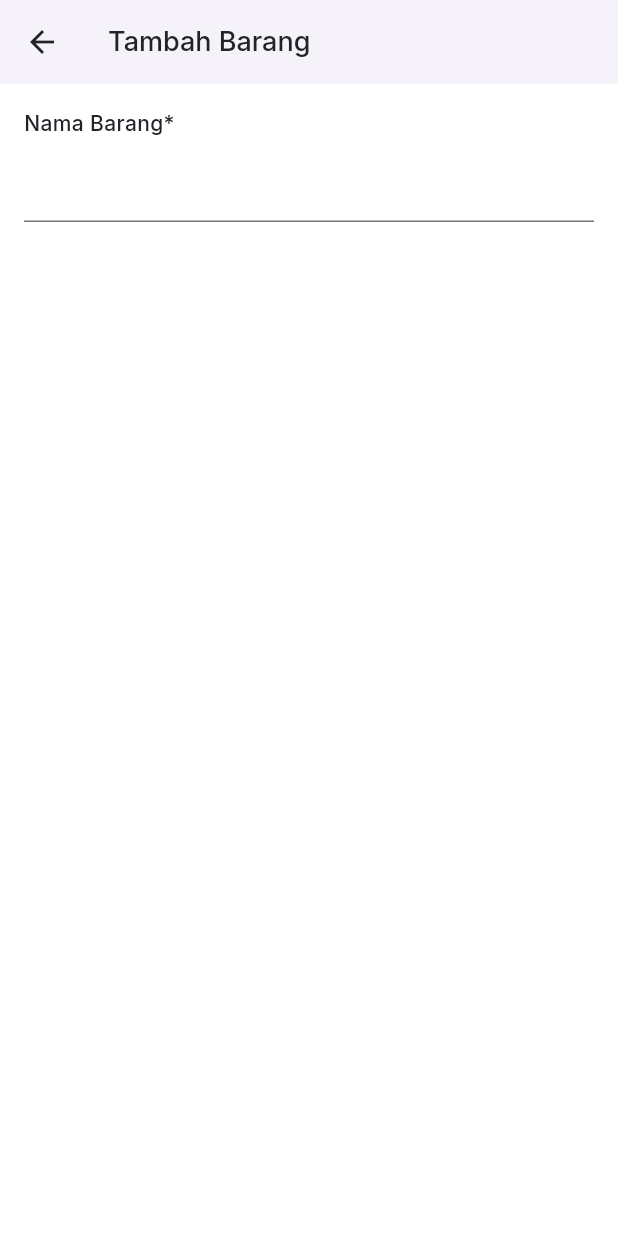
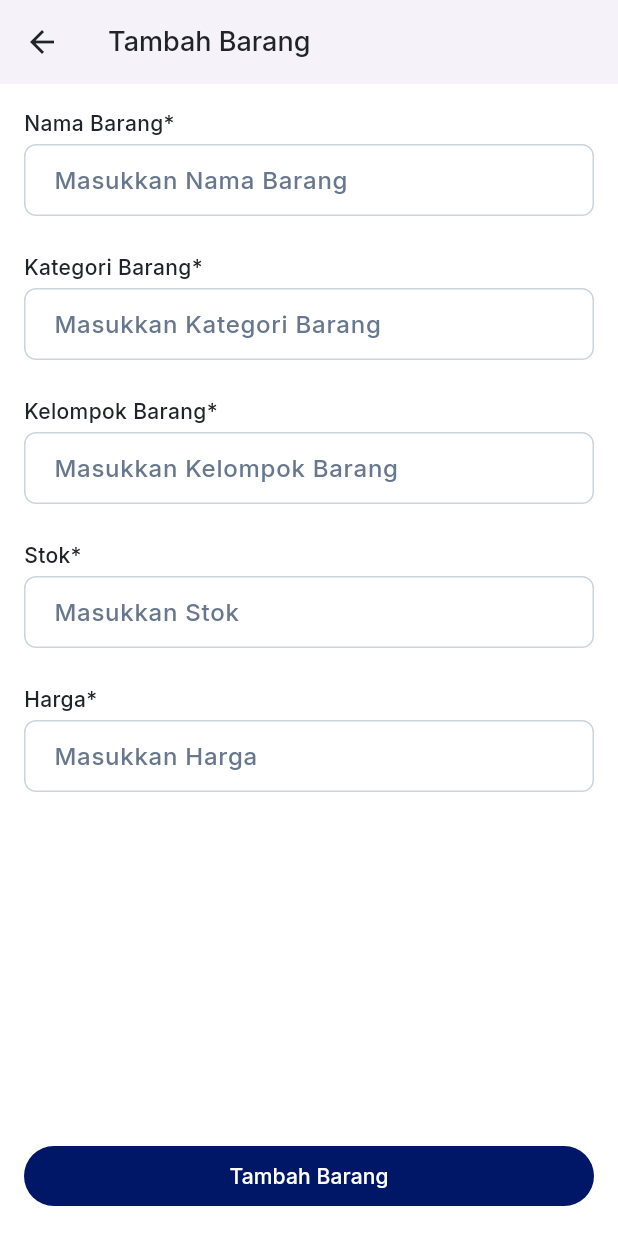
Before and after one commit to HarunNurahman/inventory_test, a Flutter app: the screen it shows after launch, after a tap on "Barang", on a phone screen of 412 x 824 dp. Run offline on Flutter 3.47's test engine with Material 3 defaults, Android fonts, the phone set to English and light mode, and no system bars; our stand-ins replace google_fonts.

Commit message:
Style: Slicing UI edit, search, bottomsheet page

```diff
--- a/lib/main.dart
+++ b/lib/main.dart
@@ -1,6 +1,8 @@
 import 'package:flutter/material.dart';
-import 'package:inventory_test/pages/add-item_page.dart';
-import 'package:inventory_test/pages/home_page.dart';
+import 'package:inventory_test/screen/pages/add-item_page.dart';
+import 'package:inventory_test/screen/pages/edit-item_page.dart';
+import 'package:inventory_test/screen/pages/home_page.dart';
+import 'package:inventory_test/screen/pages/search_page.dart';
 import 'package:inventory_test/shared/styles.dart';
 
 void main() {
@@ -31,6 +33,8 @@
       routes: {
         '/': (context) => const HomePage(),
         '/add-item': (context) => const AddItemPage(),
+        '/edit-item': (context) => const EditItemPage(),
+        '/search': (context) => const SearchPage(),
       },
     );
   }
--- a/lib/pages/add-item_page.dart
+++ /dev/null
@@ -1,38 +0,0 @@
-import 'package:flutter/material.dart';
-import 'package:inventory_test/shared/styles.dart';
-
-class AddItemPage extends StatelessWidget {
-  const AddItemPage({super.key});
-
-  @override
-  Widget build(BuildContext context) {
-    return Scaffold(
-      appBar: AppBar(
-        title: const Text('Tambah Barang'),
-        centerTitle: false,
-      ),
-      body: ListView(
-        padding: const EdgeInsets.all(16),
-        children: [
-          Column(
-            crossAxisAlignment: CrossAxisAlignment.start,
-            children: [
-              Text(
-                'Nama Barang*',
-                style: blackTextStyle.copyWith(
-                  fontWeight: medium,
-                ),
-              ),
-              const SizedBox(height: 8),
-              TextFormField(
-                controller: null,
-                keyboardType: TextInputType.text,
-                style: blackTextStyle.copyWith(fontWeight: medium),
-              ),
-            ],
-          )
-        ],
-      ),
-    );
-  }
-}
--- /dev/null
+++ b/lib/screen/pages/add-item_page.dart
@@ -0,0 +1,53 @@
+import 'package:flutter/material.dart';
+import 'package:inventory_test/screen/widgets/custom_textform.dart';
+import 'package:inventory_test/shared/styles.dart';
+
+class AddItemPage extends StatelessWidget {
+  const AddItemPage({super.key});
+
+  @override
+  Widget build(BuildContext context) {
+    return Scaffold(
+      appBar: AppBar(title: const Text('Tambah Barang'), centerTitle: false),
+      bottomNavigationBar: Padding(
+        padding: const EdgeInsets.only(left: 16, right: 16, bottom: 16),
+        child: ElevatedButton(
+          onPressed: () {},
+          style: ElevatedButton.styleFrom(
+            elevation: 0,
+            backgroundColor: navyColor,
+          ),
+          child: Text(
+            'Tambah Barang',
+            style: whiteTextStyle.copyWith(fontWeight: medium),
+          ),
+        ),
+      ),
+      body: ListView(
+        padding: const EdgeInsets.all(16),
+        children: const [
+          CustomTextForm(
+            labelText: 'Nama Barang',
+            hintText: 'Masukkan Nama Barang',
+          ),
+          CustomTextForm(
+            labelText: 'Kategori Barang',
+            hintText: 'Masukkan Kategori Barang',
+          ),
+          CustomTextForm(
+            labelText: 'Kelompok Barang',
+            hintText: 'Masukkan Kelompok Barang',
+          ),
+          CustomTextForm(
+            labelText: 'Stok',
+            hintText: 'Masukkan Stok',
+          ),
+          CustomTextForm(
+            labelText: 'Harga',
+            hintText: 'Masukkan Harga',
+          ),
+        ],
+      ),
+    );
+  }
+}
--- /dev/null
+++ b/lib/screen/pages/home_page.dart
@@ -0,0 +1,265 @@
+import 'package:flutter/material.dart';
+import 'package:inventory_test/screen/widgets/custom_button.dart';
+import 'package:inventory_test/shared/styles.dart';
+
+class HomePage extends StatefulWidget {
+  const HomePage({super.key});
+
+  @override
+  State<HomePage> createState() => _HomePageState();
+}
+
+class _HomePageState extends State<HomePage> {
+  @override
+  Widget build(BuildContext context) {
+    return Scaffold(
+      floatingActionButton: addItemButton(
+        onPressed: () => Navigator.pushNamed(context, '/add-item'),
+      ),
+      appBar: appBar(),
+      body: Padding(
+        padding: const EdgeInsets.symmetric(horizontal: 16),
+        child: Column(
+          children: [
+            // Heading
+            heading(),
+            // List content
+            contentList(),
+          ],
+        ),
+      ),
+    );
+  }
+
+  AppBar appBar() {
+    return AppBar(
+      // Back button
+      leading: IconButton(
+        onPressed: () {},
+        icon: Icon(Icons.arrow_back, color: blackColor),
+      ),
+      // Search button
+      actions: [
+        IconButton(
+          onPressed: () => Navigator.pushNamed(context, '/search'),
+          icon: Image.asset('assets/icons/ic_search.png', width: 24),
+        ),
+      ],
+      title: Text(
+        'List Stok Barang',
+        style: blackTextStyle.copyWith(),
+      ),
+    );
+  }
+
+  Widget heading() {
+    return Container(
+      margin: const EdgeInsets.only(top: 24, bottom: 24),
+      child: Row(
+        mainAxisAlignment: MainAxisAlignment.spaceBetween,
+        children: [
+          // Total items
+          Text(
+            '629 Data Ditampilkan',
+            style: grayTextStyle.copyWith(fontSize: 12),
+          ),
+          // Edit button
+          GestureDetector(
+            onTap: () => Navigator.pushNamed(context, '/edit-item'),
+            child: Text(
+              'Edit Data',
+              style: blueTextStyle.copyWith(
+                fontSize: 12,
+                fontWeight: medium,
+              ),
+            ),
+          )
+        ],
+      ),
+    );
+  }
+
+  Widget contentList() {
+    return Expanded(
+      child: ListView.separated(
+        itemCount: 5,
+        itemBuilder: (context, index) {
+          return GestureDetector(
+            // Bottom sheet when click on item
+            onTap: () {
+              showBottomSheet();
+            },
+            child: Row(
+              children: [
+                // Item Information
+                Expanded(
+                  child: Padding(
+                    padding: const EdgeInsets.symmetric(vertical: 16),
+                    child: Column(
+                      crossAxisAlignment: CrossAxisAlignment.start,
+                      children: [
+                        Text(
+                          '[Nama Barang]',
+                          style: blackTextStyle.copyWith(
+                            fontWeight: medium,
+                          ),
+                          maxLines: 1,
+                          overflow: TextOverflow.ellipsis,
+                        ),
+                        const SizedBox(height: 4),
+                        Text(
+                          '[Stok]',
+                          style: grayTextStyle.copyWith(fontSize: 12),
+                        ),
+                      ],
+                    ),
+                  ),
+                ),
+                Text(
+                  '[Harga]',
+                  style: blackTextStyle.copyWith(
+                    fontWeight: medium,
+                  ),
+                ),
+              ],
+            ),
+          );
+        },
+        separatorBuilder: (context, index) => Divider(color: grayColor),
+      ),
+    );
+  }
+
+  Widget addItemButton({VoidCallback? onPressed}) {
+    return ElevatedButton(
+      onPressed: onPressed,
+      style: ElevatedButton.styleFrom(
+        maximumSize: const Size(120, 50),
+        padding: const EdgeInsets.all(8),
+        backgroundColor: navyColor,
+        shape: RoundedRectangleBorder(
+          borderRadius: BorderRadius.circular(50),
+        ),
+      ),
+      child: Row(
+        children: [
+          Icon(Icons.add, size: 32, color: whiteColor),
+          const SizedBox(width: 4),
+          Text(
+            'Barang',
+            style: whiteTextStyle.copyWith(
+              fontSize: 16,
+              fontWeight: medium,
+            ),
+          )
+        ],
+      ),
+    );
+  }
+
+  Widget itemList(String name, String value) {
+    return Row(
+      mainAxisAlignment: MainAxisAlignment.spaceBetween,
+      children: [
+        Text(
+          name,
+          style: grayTextStyle,
+        ),
+        Text(
+          value,
+          style: blackTextStyle.copyWith(
+            fontWeight: semiBold,
+          ),
+        )
+      ],
+    );
+  }
+
+  Future<dynamic> showBottomSheet() {
+    return showModalBottomSheet<dynamic>(
+      isScrollControlled: true,
+      context: context,
+      builder: (context) {
+        return Container(
+          width: double.infinity,
+          padding: const EdgeInsets.all(16),
+          decoration: BoxDecoration(
+            color: whiteColor,
+            borderRadius: BorderRadius.circular(16),
+          ),
+          child: Wrap(
+            children: [
+              // Item image
+              Image.asset('assets/images/img_empty.png'),
+              // Item Information
+              Container(
+                width: double.infinity,
+                margin: const EdgeInsets.only(top: 20),
+                padding: const EdgeInsets.symmetric(
+                  horizontal: 16,
+                  vertical: 12,
+                ),
+                decoration: BoxDecoration(
+                  color: whiteColor,
+                  border: Border.all(color: grayColor),
+                  borderRadius: BorderRadius.circular(16),
+                ),
+                child: Column(
+                  children: [
+                    itemList('Nama Barang', '-'),
+                    Divider(color: grayColor),
+                    itemList('Kategori', '-'),
+                    Divider(color: grayColor),
+                    itemList('Kelompok', '-'),
+                    Divider(color: grayColor),
+                    itemList('Stok', '-'),
+                  ],
+                ),
+              ),
+              // Item price
+              Container(
+                width: double.infinity,
+                margin: const EdgeInsets.only(top: 20),
+                padding: const EdgeInsets.symmetric(
+                  horizontal: 16,
+                  vertical: 12,
+                ),
+                decoration: BoxDecoration(
+                  color: lightGrayColor,
+                  borderRadius: BorderRadius.circular(16),
+                ),
+                child: Row(
+                  mainAxisAlignment: MainAxisAlignment.spaceBetween,
+                  children: [
+                    Text('Harga', style: blackTextStyle),
+                    Text(
+                      'Rp.-,',
+                      style: blackTextStyle.copyWith(fontWeight: bold),
+                    )
+                  ],
+                ),
+              ),
+              // Buttons
+              Container(
+                margin: const EdgeInsets.only(top: 32),
+                child: Row(
+                  mainAxisAlignment: MainAxisAlignment.spaceBetween,
+                  children: [
+                    // Delete button
+                    CustomDeleteButton(
+                      onPressed: () {},
+                    ),
+                    // Edit button
+                    CustomEditButton(
+                      onPressed: () {},
+                    ),
+                  ],
+                ),
+              )
+            ],
+          ),
+        );
+      },
+    );
+  }
+}
--- /dev/null
+++ b/lib/screen/widgets/custom_textform.dart
@@ -0,0 +1,79 @@
+import 'package:flutter/material.dart';
+import 'package:inventory_test/shared/styles.dart';
+
+class CustomTextForm extends StatelessWidget {
+  final String labelText;
+  final String Function(String?)? validator;
+  final TextEditingController? controller;
+  final String Function(String?)? onChanged;
+  final String Function(String?)? onFieldSubmitted;
+  final TextInputType keyboardType;
+  final String hintText;
+  final String? errorMessage;
+  const CustomTextForm({
+    super.key,
+    required this.labelText,
+    this.validator,
+    this.controller,
+    this.onChanged,
+    this.onFieldSubmitted,
+    this.keyboardType = TextInputType.text,
+    required this.hintText,
+    this.errorMessage,
+  });
+
+  @override
+  Widget build(BuildContext context) {
+    return Column(
+      crossAxisAlignment: CrossAxisAlignment.start,
+      children: [
+        Text(
+          '$labelText*',
+          style: blackTextStyle.copyWith(
+            fontWeight: medium,
+          ),
+        ),
+        const SizedBox(height: 4),
+        TextFormField(
+          validator: validator,
+          controller: controller,
+          onChanged: onChanged,
+          onFieldSubmitted: onFieldSubmitted,
+          keyboardType: keyboardType,
+          style: blackTextStyle.copyWith(fontWeight: medium),
+          decoration: InputDecoration(
+            hintText: hintText,
+            hintStyle: grayTextStyle,
+            errorText: errorMessage,
+            errorStyle: redTextStyle.copyWith(fontSize: 12, fontWeight: medium),
+            contentPadding: const EdgeInsets.symmetric(
+              horizontal: 16,
+              vertical: 12,
+            ),
+            border: OutlineInputBorder(
+              borderSide: BorderSide(color: lightGrayColor),
+              borderRadius: BorderRadius.circular(8),
+            ),
+            enabledBorder: OutlineInputBorder(
+              borderSide: BorderSide(color: lightGrayColor),
+              borderRadius: BorderRadius.circular(8),
+            ),
+            focusedBorder: OutlineInputBorder(
+              borderSide: BorderSide(color: lightGrayColor),
+              borderRadius: BorderRadius.circular(8),
+            ),
+            errorBorder: OutlineInputBorder(
+              borderSide: BorderSide(color: redColor),
+              borderRadius: BorderRadius.circular(8),
+            ),
+            focusedErrorBorder: OutlineInputBorder(
+              borderSide: BorderSide(color: redColor),
+              borderRadius: BorderRadius.circular(8),
+            ),
+          ),
+        ),
+        const SizedBox(height: 24),
+      ],
+    );
+  }
+}
--- a/lib/shared/styles.dart
+++ b/lib/shared/styles.dart
@@ -4,6 +4,7 @@ import 'package:google_fonts/google_fonts.dart';
 // Color
 Color whiteColor = const Color(0xFFFFFFFF);
 Color blackColor = const Color(0xFF202327);
+Color lightGrayColor = const Color(0xFFCBD5E0);
 Color grayColor = const Color(0xFF68778D);
 Color blueColor = const Color(0xFF2F80ED);
 Color navyColor = const Color(0xFF001767);
@@ -12,6 +13,7 @@ Color redColor = const Color(0xFFFF463D);
 // Textstyles
 TextStyle blackTextStyle = GoogleFonts.inter(color: blackColor);
 TextStyle whiteTextStyle = GoogleFonts.inter(color: whiteColor);
+TextStyle redTextStyle = GoogleFonts.inter(color: redColor);
 TextStyle grayTextStyle = GoogleFonts.inter(color: grayColor);
 TextStyle blueTextStyle = GoogleFonts.inter(color: blueColor);
 
```
Also changed, not shown: lib/screen/pages/edit-item_page.dart (renamed from lib/pages/home_page.dart, +30 -37 lines), lib/screen/pages/search_page.dart (added, +116 -0 lines), lib/screen/widgets/custom_button.dart (added, +53 -0 lines), assets/images/img_empty.png (added).
